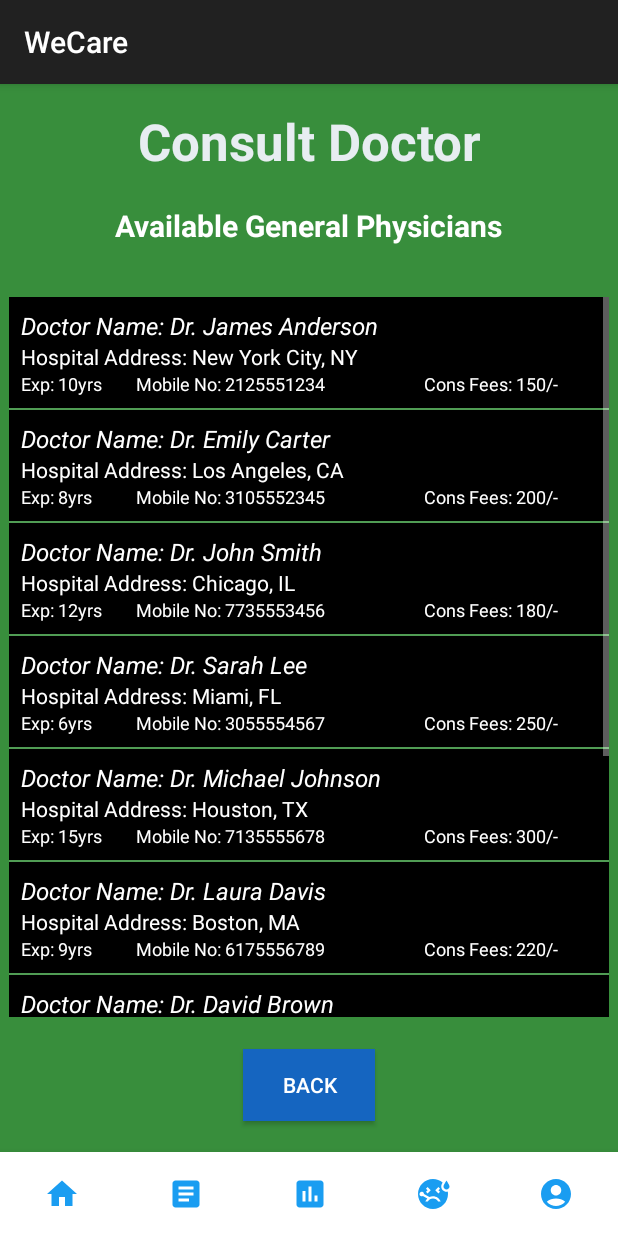
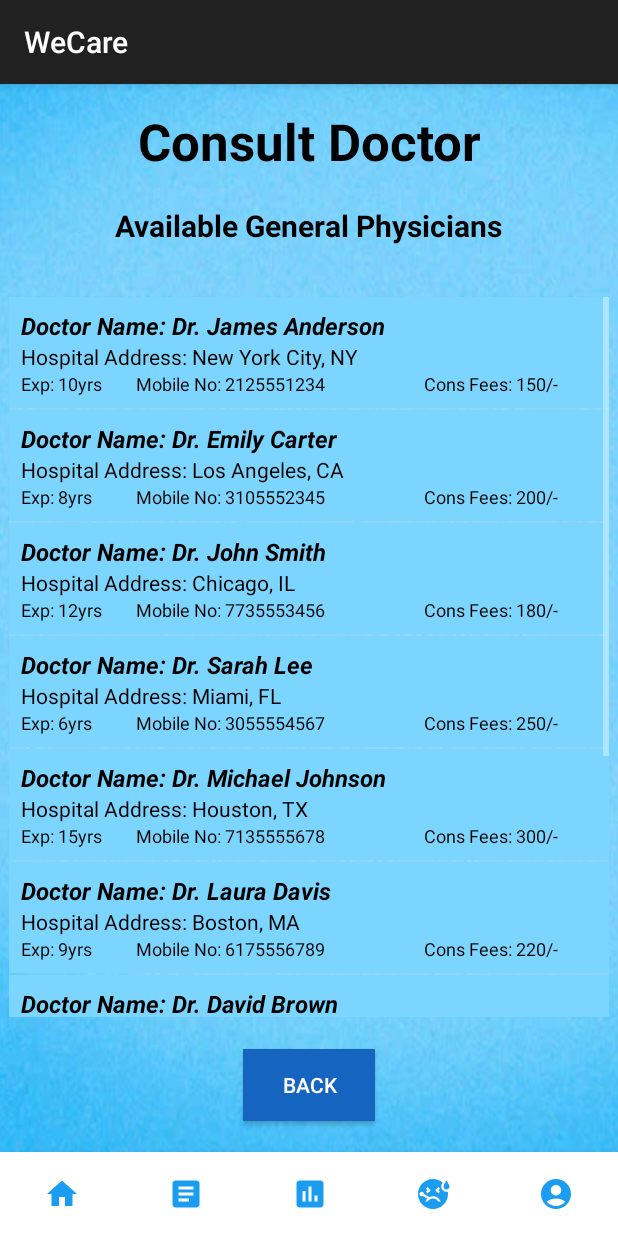
Before and after one commit to krishnasmv/cs639-Team9, an Android app built with Jetpack Compose: the screen it shows after launch (MainDoctor), item 4 of the bottom bar chosen, on a phone screen of 412 x 824 dp. Run offline under Robolectric (Android 15) with nearby library versions, the phone set to English and light mode, and no system bars.

Commit message:
Add Featured food items using JetPack Compose and fix Doctorpage view

```diff
--- a/app/build.gradle.kts
+++ b/app/build.gradle.kts
@@ -67,4 +67,5 @@ dependencies {
     androidTestImplementation(libs.androidx.ui.test.junit4)
     debugImplementation(libs.androidx.ui.tooling)
     debugImplementation(libs.androidx.ui.test.manifest)
+    implementation ("androidx.navigation:navigation-compose:2.7.1")
 }
--- a/app/src/main/AndroidManifest.xml
+++ b/app/src/main/AndroidManifest.xml
@@ -12,6 +12,9 @@
         android:supportsRtl="true"
         android:theme="@style/Theme.AppCompat"
         tools:targetApi="31">
+        <activity
+            android:name=".FeaturedItems"
+            android:exported="false" />
         <activity
             android:name=".MainActivity"
             android:exported="false" />
--- a/app/src/main/java/com/example/wecare/MainHomePage.kt
+++ b/app/src/main/java/com/example/wecare/MainHomePage.kt
@@ -9,6 +9,7 @@ import android.widget.Button
 import android.widget.EditText
 import android.widget.TextView
 import android.content.Intent
+import android.widget.ImageView
 import com.google.android.material.bottomnavigation.BottomNavigationView
 
 @Suppress("DEPRECATION")
@@ -25,15 +26,27 @@ class MainHomePage : AppCompatActivity() {
 
         // Example: Dynamic Health Tip
         val tips = listOf(
-            "Eat more greens for better digestion.",
-            "Stay hydrated – drink at least 8 glasses of water daily!",
-            "Exercise regularly to boost your energy."
+            "Eat well: Eat a balanced diet of nourishing, real foods that are unprocessed and have few ingredients. Limit processed foods and sugar.",
+            "Stay hydrated: Drink plenty of water, about 8 glasses a day. Water helps your body in many ways, including regulating your temperature, pumping blood, and promoting regular bowel movements.",
+            "Exercise regularly: Physical activity can help reduce stress and improve your health.",
+            "Get enough sleep: Poor sleep can disrupt your appetite and hormones, and reduce your mental and physical performance.",
+            "Limit alcohol: There is no safe level of alcohol consumption. Excessive alcohol can lead to liver damage, cancer, heart disease, and mental illness."
         )
         healthTipText.text = tips.random()
 
         // Button: Navigate to Explore Symptoms
         exploreSymptomsButton.setOnClickListener {
             val intent = Intent(this, HomeActivity::class.java)
+            startActivity(intent)
+        }
+        val featured: ImageView = findViewById(R.id.symptomOfTheDayImage)
+        featured.setOnClickListener() {
+            val intent = Intent(this, FeaturedItems::class.java)
+            startActivity(intent)
+        }
+        val featured2: ImageView = findViewById(R.id.foodHighlightImage)
+        featured2.setOnClickListener() {
+            val intent = Intent(this, FeaturedItems::class.java)
             startActivity(intent)
         }
 
--- a/app/src/main/res/layout/activity_main_doctor.xml
+++ b/app/src/main/res/layout/activity_main_doctor.xml
@@ -16,7 +16,7 @@
             android:id="@+id/main"
             android:layout_width="match_parent"
             android:layout_height="match_parent"
-            android:background="#388E3C">
+            android:background="@drawable/image12">
 
             <TextView
                 android:id="@+id/textViewTitle"
@@ -24,7 +24,7 @@
                 android:layout_height="wrap_content"
                 android:text="HealthCare"
                 android:textAlignment="center"
-                android:textColor="#E7EDF1"
+                android:textColor="@color/black"
                 android:textSize="34sp"
                 android:textStyle="bold"
                 app:layout_constraintBottom_toBottomOf="parent"
@@ -40,7 +40,7 @@
                 android:layout_height="wrap_content"
                 android:layout_marginTop="20dp"
                 android:text="Default Text"
-                android:textColor="@color/white"
+                android:textColor="@color/black"
                 android:textSize="20sp"
                 android:textStyle="bold"
                 app:layout_constraintEnd_toEndOf="parent"
--- a/app/src/main/res/layout/activity_main_home_page.xml
+++ b/app/src/main/res/layout/activity_main_home_page.xml
@@ -132,7 +132,7 @@
                     android:layout_width="0dp"
                     android:layout_height="150dp"
                     android:layout_weight="1"
-                    android:src="@drawable/food1"
+                    android:src="@drawable/food4"
                     android:scaleType="centerCrop"
                     android:layout_marginEnd="8dp" />
 
@@ -141,7 +141,7 @@
                     android:layout_width="0dp"
                     android:layout_height="150dp"
                     android:layout_weight="1"
-                    android:src="@drawable/food1"
+                    android:src="@drawable/food2"
                     android:scaleType="centerCrop"
                     android:layout_marginStart="8dp" />
             </LinearLayout>
--- a/app/src/main/res/layout/multi_lines.xml
+++ b/app/src/main/res/layout/multi_lines.xml
@@ -3,7 +3,7 @@
     android:orientation="vertical"
     android:layout_width="match_parent"
     android:layout_height="match_parent"
-    android:background="@color/black"
+    android:background="#7bd5ff"
     android:padding="8dp">
 
     <TextView
@@ -11,15 +11,15 @@
         android:layout_width="match_parent"
         android:layout_height="wrap_content"
         android:text="TextView"
-        android:textColor="#ffffff"
+        android:textColor="@color/black"
         android:textSize="16sp"
-        android:textStyle="italic"/>
+        android:textStyle="bold|italic"/>
     <TextView
         android:id="@+id/line_b"
         android:layout_width="match_parent"
         android:layout_height="wrap_content"
         android:text="TextView"
-        android:textColor="@color/white"
+        android:textColor="@color/black"
         android:textSize="14sp" />
     <LinearLayout
         android:layout_width="fill_parent"
@@ -32,7 +32,7 @@
             android:layout_height="wrap_content"
             android:layout_weight="0.20"
             android:text="TextView"
-            android:textColor="@color/white"
+            android:textColor="@color/black"
             android:textSize="12sp"/>
         <TextView
             android:id="@+id/line_d"
@@ -40,7 +40,7 @@
             android:layout_height="wrap_content"
             android:layout_weight="0.5"
             android:text="TextView"
-            android:textColor="@color/white"
+            android:textColor="@color/black"
             android:textSize="12sp"/>
         <TextView
             android:id="@+id/line_e"
@@ -48,7 +48,7 @@
             android:layout_height="wrap_content"
             android:layout_weight="0.30"
             android:text="TextView"
-            android:textColor="@color/white"
+            android:textColor="@color/black"
             android:textSize="12sp"/>
 
 
--- a/app/src/main/res/values/colors.xml
+++ b/app/src/main/res/values/colors.xml
@@ -17,4 +17,6 @@
     <color name="blue">#1a9df1</color>
     <color name="yellow2">#FFd230</color>
     <color name="profilebackground">#FAFBFA</color>
+    <color name="bluejc">#FF3DC6FC</color>
+    <color name="darkbluejc">#FF145DA0</color>
 </resources>
```
Also changed, not shown: app/src/main/java/com/example/wecare/Feature.kt (added, +138 -0 lines), app/src/main/java/com/example/wecare/FeaturedItems.kt (added, +54 -0 lines), app/src/main/java/com/example/wecare/Featureditem2.kt (added, +140 -0 lines), app/src/main/java/com/example/wecare/MainDoctor.kt (+0 -13 lines), app/src/main/res/layout/activity_featured_items.xml (added, +10 -0 lines), 3 other files.
